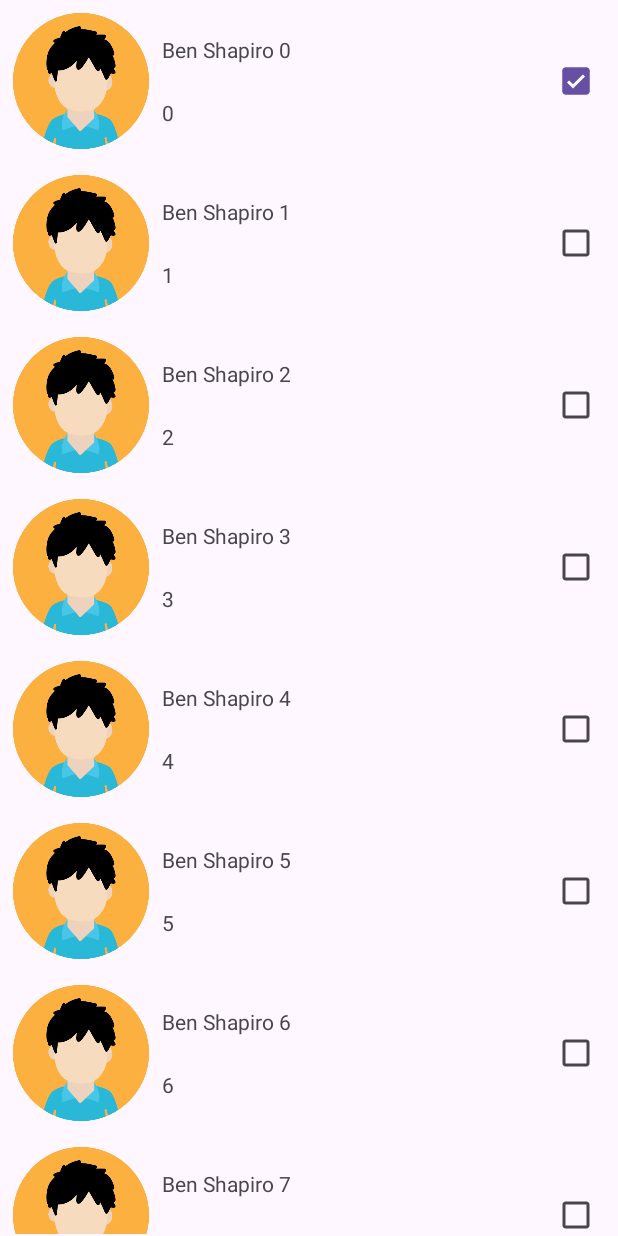
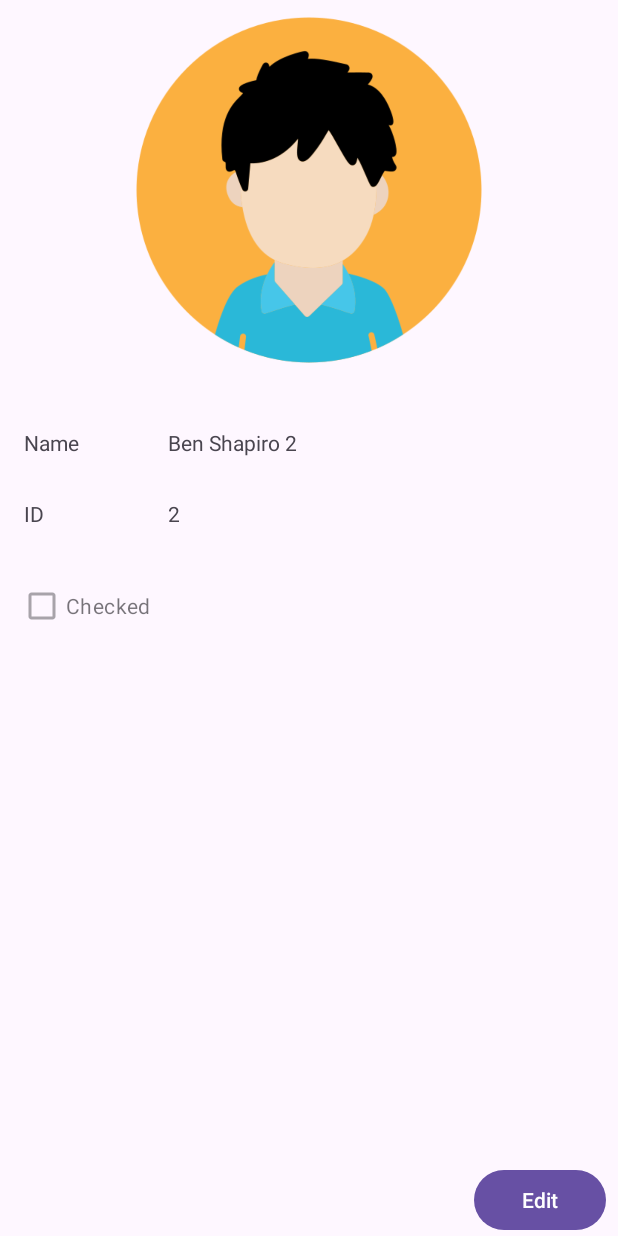
Before and after one commit to dorshul/Assignment2-StudentApp, an Android app: the screen it shows after launch (StudentsRecyclerViewActivity before the commit, StudentDetailsActivity after it), after a tap on an icon or button, on a phone screen of 412 x 824 dp. Run offline under Robolectric (Android 15) with nearby library versions, the phone set to English and light mode, and no system bars; 3 other taps on this screen came first.

Commit message:
Add StudentDetails Activity

```diff
--- a/app/src/main/AndroidManifest.xml
+++ b/app/src/main/AndroidManifest.xml
@@ -13,8 +13,10 @@
         android:theme="@style/Theme.Assignment2_StudentApp"
         tools:targetApi="31">
         <activity
-            android:name=".MainActivity2"
-            android:exported="false" />
+            android:name=".StudentDetailsActivity"
+            android:exported="true">
+
+        </activity>
         <activity
             android:name=".StudentsRecyclerViewActivity"
             android:exported="true">
@@ -24,10 +26,6 @@
                 <category android:name="android.intent.category.LAUNCHER" />
             </intent-filter>
         </activity>
-        <activity
-            android:name=".MainActivity"
-            android:exported="true">
-        </activity>
     </application>
 
 </manifest>
--- /dev/null
+++ b/app/src/main/java/com/example/assignment2_studentapp/StudentDetailsActivity.kt
@@ -0,0 +1,36 @@
+package com.example.assignment2_studentapp
+
+import android.os.Bundle
+import android.util.Log
+import android.widget.CheckBox
+import android.widget.TextView
+import androidx.activity.enableEdgeToEdge
+import androidx.appcompat.app.AppCompatActivity
+import androidx.core.view.ViewCompat
+import androidx.core.view.WindowInsetsCompat
+import com.example.assignment2_studentapp.model.Model
+
+class StudentDetailsActivity : AppCompatActivity() {
+    override fun onCreate(savedInstanceState: Bundle?) {
+        super.onCreate(savedInstanceState)
+        enableEdgeToEdge()
+        setContentView(R.layout.activity_student_details)
+        ViewCompat.setOnApplyWindowInsetsListener(findViewById(R.id.main)) { v, insets ->
+            val systemBars = insets.getInsets(WindowInsetsCompat.Type.systemBars())
+            v.setPadding(systemBars.left, systemBars.top, systemBars.right, systemBars.bottom)
+            insets
+        }
+
+        val position = intent.getIntExtra("position", 0)
+        val student = Model.shared.students.get(position)
+
+        val nameView: TextView = findViewById(R.id.students_details_name_value)
+        nameView.text = student.name
+
+        val idView: TextView = findViewById(R.id.students_details_id_value)
+        idView.text = student.id
+
+        val checkedView: CheckBox = findViewById(R.id.students_details_checked)
+        checkedView.isChecked = student.isChecked
+    }
+}
--- a/app/src/main/java/com/example/assignment2_studentapp/StudentsRecyclerViewActivity.kt
+++ b/app/src/main/java/com/example/assignment2_studentapp/StudentsRecyclerViewActivity.kt
@@ -1,5 +1,6 @@
 package com.example.assignment2_studentapp
 
+import android.content.Intent
 import android.os.Bundle
 import android.util.Log
 import androidx.activity.enableEdgeToEdge
@@ -37,6 +38,9 @@ class StudentsRecyclerViewActivity : AppCompatActivity() {
         adapter.listener = object : OnItemClickListener {
             override fun onItemClick(position: Int) {
                 Log.d("TAG", "On click Activity listener on position $position")
+                val intent = Intent(this@StudentsRecyclerViewActivity, StudentDetailsActivity::class.java)
+                intent.putExtra("position", position)
+                startActivity(intent)
             }
             override fun onItemClick(student: Student?) {
                 Log.d("TAG", "On student clicked name: ${student?.name}")
--- a/app/src/main/java/com/example/assignment2_studentapp/adapter/StudentViewHolder.kt
+++ b/app/src/main/java/com/example/assignment2_studentapp/adapter/StudentViewHolder.kt
@@ -30,8 +30,8 @@ class StudentViewHolder(
         }
         itemView.setOnClickListener {
             Log.d("TAG", "On click listener on position $adapterPosition")
-//                listener?.onItemClick(adapterPosition)
-            listener?.onItemClick(student)
+            listener?.onItemClick(adapterPosition)
+//            listener?.onItemClick(student)
         }
     }
     fun bind(student: Student?, position: Int) {
--- a/app/src/main/java/com/example/assignment2_studentapp/model/Model.kt
+++ b/app/src/main/java/com/example/assignment2_studentapp/model/Model.kt
@@ -13,7 +13,7 @@ class Model private constructor() {
             val student = Student(
                 name = "Ben Shapiro $i",
                 id = i.toString(),
-                avatarUrl = "",
+                avatarUrl = "avatar.png",
                 isChecked = false
             )
             students.add(student)
--- a/app/src/main/java/com/example/assignment2_studentapp/model/Student.kt
+++ b/app/src/main/java/com/example/assignment2_studentapp/model/Student.kt
@@ -1,4 +1,7 @@
 package com.example.assignment2_studentapp.model
+
+import android.os.Parcelable
+import java.io.Serializable
 
 data class Student(
     val name: String,
--- /dev/null
+++ b/app/src/main/res/layout/activity_student_details.xml
@@ -0,0 +1,80 @@
+<?xml version="1.0" encoding="utf-8"?>
+<androidx.constraintlayout.widget.ConstraintLayout xmlns:android="http://schemas.android.com/apk/res/android"
+    xmlns:app="http://schemas.android.com/apk/res-auto"
+    xmlns:tools="http://schemas.android.com/tools"
+    android:id="@+id/main"
+    android:layout_width="match_parent"
+    android:layout_height="match_parent"
+    android:layoutDirection="ltr"
+    tools:context=".StudentDetailsActivity">
+
+    <ImageView
+        android:id="@+id/add_student_avatar_image_view"
+        android:layout_width="0dp"
+        android:layout_height="253dp"
+        android:scaleType="centerInside"
+        app:layout_constraintEnd_toEndOf="parent"
+        app:layout_constraintStart_toStartOf="parent"
+        app:layout_constraintTop_toTopOf="parent"
+        app:srcCompat="@drawable/avatar" />
+
+    <TextView
+        android:id="@+id/students_details_name"
+        android:layout_width="80dp"
+        android:layout_height="wrap_content"
+        android:layout_marginStart="16dp"
+        android:layout_marginTop="32dp"
+        android:text="Name"
+        app:layout_constraintStart_toStartOf="parent"
+        app:layout_constraintTop_toBottomOf="@+id/add_student_avatar_image_view" />
+
+    <TextView
+        android:id="@+id/students_details_name_value"
+        android:layout_width="wrap_content"
+        android:layout_height="wrap_content"
+        android:layout_marginStart="16dp"
+        android:layout_marginTop="32dp"
+        android:text=""
+        app:layout_constraintStart_toEndOf="@+id/students_details_name"
+        app:layout_constraintTop_toBottomOf="@+id/add_student_avatar_image_view" />
+
+    <TextView
+        android:id="@+id/students_details_id"
+        android:layout_width="80dp"
+        android:layout_height="wrap_content"
+        android:layout_marginStart="16dp"
+        android:layout_marginTop="28dp"
+        android:text="ID"
+        app:layout_constraintStart_toStartOf="parent"
+        app:layout_constraintTop_toBottomOf="@+id/students_details_name" />
+
+    <TextView
+        android:id="@+id/students_details_id_value"
+        android:layout_width="wrap_content"
+        android:layout_height="wrap_content"
+        android:layout_marginStart="16dp"
+        android:layout_marginTop="28dp"
+        android:text=""
+        app:layout_constraintStart_toEndOf="@+id/students_details_id"
+        app:layout_constraintTop_toBottomOf="@+id/students_details_name_value" />
+
+    <CheckBox
+        android:id="@+id/students_details_checked"
+        android:layout_width="wrap_content"
+        android:layout_height="wrap_content"
+        android:layout_marginStart="12dp"
+        android:layout_marginTop="28dp"
+        android:text="Checked"
+        android:enabled="false"
+        app:layout_constraintStart_toStartOf="parent"
+        app:layout_constraintTop_toBottomOf="@+id/students_details_id" />
+
+    <Button
+        android:id="@+id/student_details_edit_button"
+        android:layout_width="0dp"
+        android:layout_height="wrap_content"
+        android:layout_marginEnd="8dp"
+        android:text="Edit"
+        app:layout_constraintBottom_toBottomOf="parent"
+        app:layout_constraintEnd_toEndOf="parent" />
+</androidx.constraintlayout.widget.ConstraintLayout>
--- a/app/src/main/res/layout/activity_students_recycler_view.xml
+++ b/app/src/main/res/layout/activity_students_recycler_view.xml
@@ -5,6 +5,7 @@
     android:id="@+id/main"
     android:layout_width="match_parent"
     android:layout_height="match_parent"
+    android:layoutDirection="ltr"
     tools:context=".StudentsRecyclerViewActivity">
     <androidx.recyclerview.widget.RecyclerView
         android:id="@+id/students_recycler_view"
@@ -15,4 +16,16 @@
         app:layout_constraintEnd_toEndOf="parent"
         app:layout_constraintStart_toStartOf="parent"
         app:layout_constraintTop_toTopOf="parent" />
+
+    <Button
+        android:id="@+id/student_details_add_student_button"
+        android:layout_width="60dp"
+        android:layout_height="60dp"
+        android:layout_gravity="bottom|center"
+        android:layout_marginEnd="20dp"
+        android:layout_marginBottom="20dp"
+        android:text="+"
+        app:cornerRadius="50dp"
+        app:layout_constraintBottom_toBottomOf="parent"
+        app:layout_constraintEnd_toEndOf="parent" />
 </androidx.constraintlayout.widget.ConstraintLayout>
```
